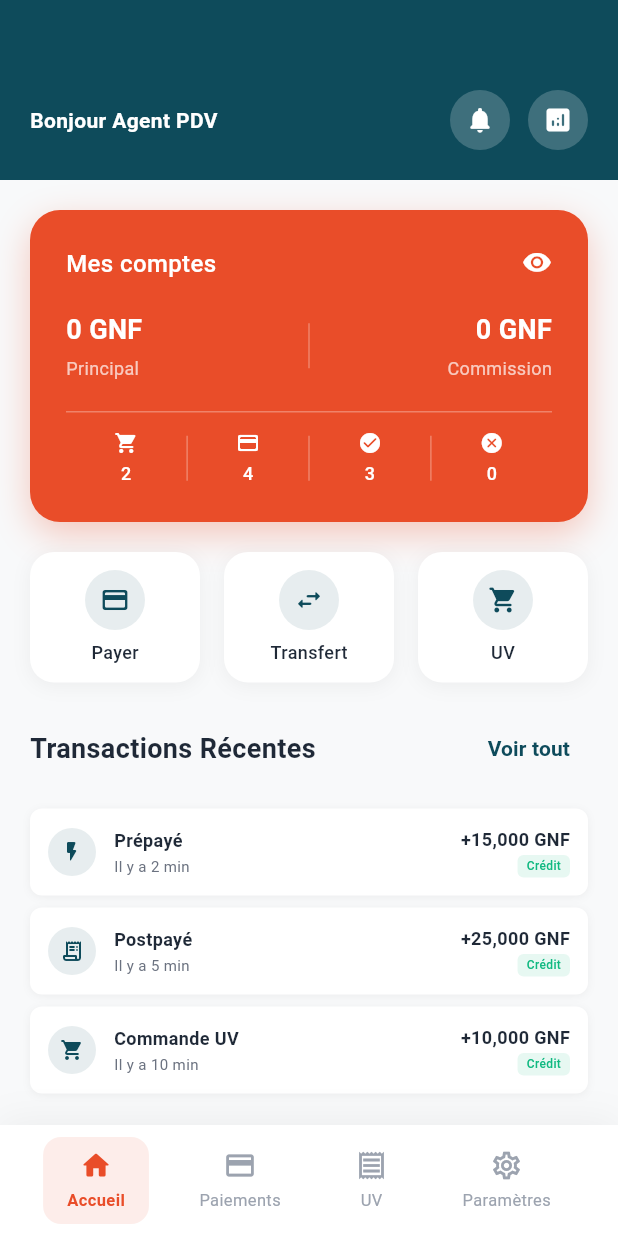
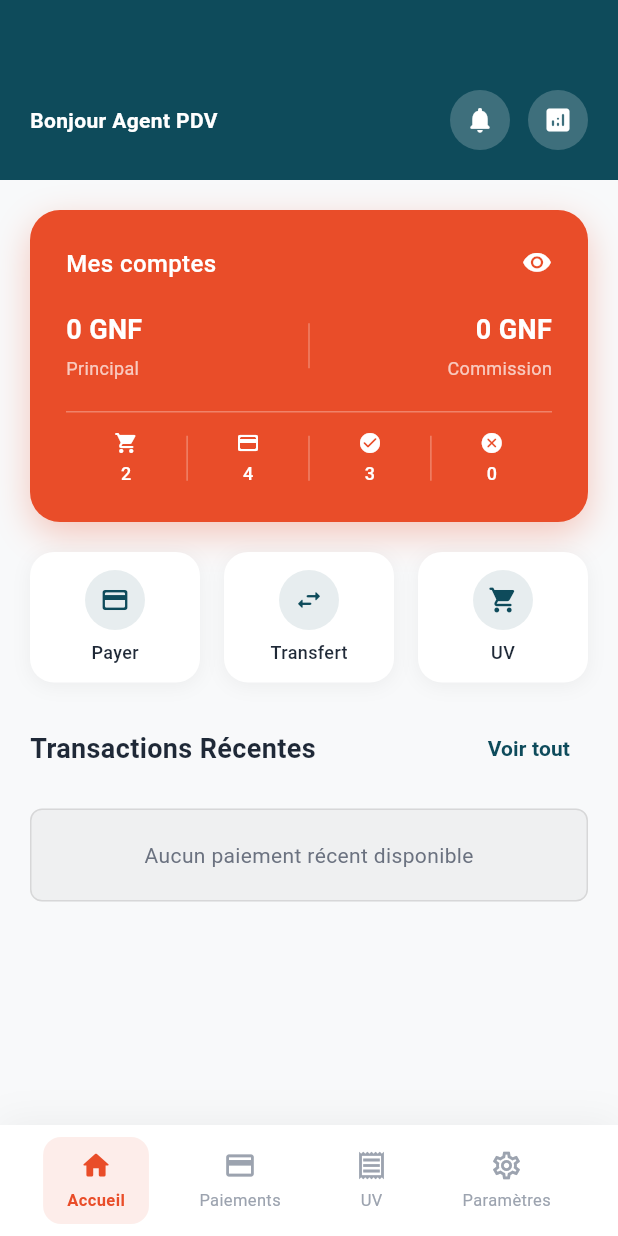
Before and after one commit to medchelios/pdv-baaf, a Flutter app: the HomeScreen screen opened by its route, on a phone screen of 412 x 824 dp. Run offline on Flutter 3.47's test engine with Material 3 defaults, Android fonts, the phone set to English and light mode, and no system bars; our stand-ins replace logger, shared_preferences; accounts and stored records are empty; network calls fail; Roboto replaces fonts that are missing (Futura).

Commit message:
Refactor RecentTransactions to StatefulWidget and enhance data handling: Transition RecentTransactions from StatelessWidget to StatefulWidget for improved state management and periodic refresh. Update transaction display logic to handle empty states and include additional transaction details, enhancing user experience.

```diff
--- a/lib/screens/home/widgets/recent_transactions.dart
+++ b/lib/screens/home/widgets/recent_transactions.dart
@@ -3,12 +3,35 @@ import '../../../constants/app_constants.dart';
 import '../../../services/user_data_service.dart';
 import '../../dashboard_screen.dart';
 
-class RecentTransactions extends StatelessWidget {
+class RecentTransactions extends StatefulWidget {
   const RecentTransactions({super.key});
 
   @override
+  State<RecentTransactions> createState() => _RecentTransactionsState();
+}
+
+class _RecentTransactionsState extends State<RecentTransactions> {
+  @override
+  void initState() {
+    super.initState();
+    // Forcer un rebuild périodique pour voir les changements
+    _startPeriodicRefresh();
+  }
+
+  void _startPeriodicRefresh() {
+    Future.delayed(const Duration(milliseconds: 500), () {
+      if (mounted) {
+        setState(() {});
+        _startPeriodicRefresh(); // Continue le refresh
+      }
+    });
+  }
+
+  @override
   Widget build(BuildContext context) {
-    final transactions = UserDataService().recentTransactions ?? _getDefaultTransactions();
+    final transactions = UserDataService().recentTransactions ?? [];
+    print('RecentTransactions - Build appelé avec ${transactions.length} transactions');
+    print('RecentTransactions - Données: $transactions');
 
     return Container(
       margin: const EdgeInsets.all(20),
@@ -47,110 +70,84 @@ class RecentTransactions extends StatelessWidget {
             ],
           ),
           const SizedBox(height: 16),
-                  ...transactions.take(5).map((transaction) => Padding(
-                    padding: const EdgeInsets.only(bottom: 8),
+          if (transactions.isEmpty)
+            Container(
+              padding: const EdgeInsets.all(20),
+              decoration: BoxDecoration(
+                color: Colors.grey.withValues(alpha: 0.1),
+                borderRadius: BorderRadius.circular(8),
+                border: Border.all(
+                  color: Colors.grey.withValues(alpha: 0.3),
+                  width: 1,
+                ),
+              ),
+              child: const Center(
+                child: Text(
+                  'Aucun paiement récent disponible',
+                  style: TextStyle(
+                    fontSize: 14,
+                    color: AppConstants.textSecondary,
+                  ),
+                ),
+              ),
+            )
+          else
+                    ...transactions.take(5).map((transaction) {
+                      print('RecentTransactions - Traitement transaction: $transaction');
+                      return Padding(
+                        padding: const EdgeInsets.only(bottom: 4),
                         child: _buildTransactionItem(
-                      icon: _getTransactionIcon(transaction['type'] ?? ''),
                           title: transaction['title'] ?? 'Paiement',
                           subtitle: transaction['subtitle'] ?? 'Récent',
                           amount: transaction['amount'] ?? '0 GNF',
-                      isPositive: transaction['isPositive'] ?? true,
                           reference: transaction['reference'],
                           period: transaction['period'],
+                          subscriberName: transaction['subscriber_name'],
+                          status: transaction['status'],
+                          statusLabel: transaction['status_label'],
                         ),
-                  )),
+                      );
+                    }),
         ],
       ),
     );
   }
 
-  List<Map<String, dynamic>> _getDefaultTransactions() {
-    return [
-      {
-        'type': 'prepaid',
-        'title': 'Prépayé',
-        'subtitle': 'Il y a 2 min',
-        'amount': '+15,000 GNF',
-        'isPositive': true,
-      },
-      {
-        'type': 'postpaid',
-        'title': 'Postpayé',
-        'subtitle': 'Il y a 5 min',
-        'amount': '+25,000 GNF',
-        'isPositive': true,
-      },
-      {
-        'type': 'uv_order',
-        'title': 'Commande UV',
-        'subtitle': 'Il y a 10 min',
-        'amount': '+10,000 GNF',
-        'isPositive': true,
-      },
-    ];
-  }
 
-  IconData _getTransactionIcon(String type) {
-    switch (type) {
-      case 'prepaid':
-        return Icons.flash_on_rounded;
-      case 'postpaid':
-        return Icons.receipt_long_rounded;
-      case 'uv_order':
-        return Icons.shopping_cart_rounded;
-      default:
-        return Icons.payment_rounded;
-    }
-  }
 
           Widget _buildTransactionItem({
-    required IconData icon,
             required String title,
             required String subtitle,
             required String amount,
-    required bool isPositive,
             String? reference,
             String? period,
+            String? subscriberName,
+            String? status,
+            String? statusLabel,
           }) {
             return GestureDetector(
               onTap: () {
                 // TODO: Afficher les détails du paiement
               },
               child: Container(
-        padding: const EdgeInsets.all(12),
+                padding: const EdgeInsets.symmetric(horizontal: 12, vertical: 8),
                 decoration: BoxDecoration(
                   color: Colors.white,
-          borderRadius: BorderRadius.circular(8),
-          boxShadow: [
-            BoxShadow(
-              color: Colors.black.withValues(alpha: 0.05),
-              blurRadius: 4,
-              offset: const Offset(0, 1),
+                  borderRadius: BorderRadius.circular(6),
+                  border: Border.all(
+                    color: Colors.grey.withValues(alpha: 0.2),
+                    width: 1,
                   ),
-          ],
                 ),
                 child: Row(
                   children: [
-            Container(
-              width: 32,
-              height: 32,
-              decoration: BoxDecoration(
-                color: AppConstants.brandBlue.withValues(alpha: 0.1),
-                borderRadius: BorderRadius.circular(16),
-              ),
-              child: Icon(
-                icon,
-                color: AppConstants.brandBlue,
-                size: 16,
-              ),
-            ),
-            const SizedBox(width: 12),
                     Expanded(
+                      flex: 2,
                       child: Column(
                         crossAxisAlignment: CrossAxisAlignment.start,
                         children: [
                           Text(
-                    title,
+                            subscriberName ?? title,
                             style: const TextStyle(
                               fontSize: 12,
                               fontWeight: FontWeight.w600,
@@ -167,16 +164,47 @@ class RecentTransactions extends StatelessWidget {
                               ),
                             ),
                           ],
+                        ],
+                      ),
+                    ),
+                    Expanded(
+                      flex: 1,
+                      child: Column(
+                        crossAxisAlignment: CrossAxisAlignment.center,
+                        children: [
+                          Text(
+                            amount,
+                            style: const TextStyle(
+                              fontSize: 12,
+                              fontWeight: FontWeight.bold,
+                              color: AppConstants.textPrimary,
+                            ),
+                          ),
                           if (period != null && period.isNotEmpty) ...[
                             const SizedBox(height: 2),
                             Text(
-                      'Période: $period',
+                              period,
                               style: const TextStyle(
                                 fontSize: 10,
                                 color: AppConstants.textSecondary,
                               ),
                             ),
                           ],
+                        ],
+                      ),
+                    ),
+                    Expanded(
+                      flex: 1,
+                      child: Column(
+                        crossAxisAlignment: CrossAxisAlignment.end,
+                        children: [
+                          Text(
+                            statusLabel ?? subtitle,
+                            style: const TextStyle(
+                              fontSize: 10,
+                              color: AppConstants.textSecondary,
+                            ),
+                          ),
                           const SizedBox(height: 2),
                           Text(
                             subtitle,
@@ -188,54 +216,6 @@ class RecentTransactions extends StatelessWidget {
                         ],
                       ),
                     ),
-            Column(
-              crossAxisAlignment: CrossAxisAlignment.end,
-              children: [
-                Text(
-                  amount,
-                  style: const TextStyle(
-                    fontSize: 12,
-                    fontWeight: FontWeight.bold,
-                    color: AppConstants.textPrimary,
-                  ),
-                ),
-                if (isPositive) ...[
-                  const SizedBox(height: 2),
-                  Container(
-                    padding: const EdgeInsets.symmetric(horizontal: 6, vertical: 2),
-                    decoration: BoxDecoration(
-                      color: AppConstants.successColor.withValues(alpha: 0.1),
-                      borderRadius: BorderRadius.circular(4),
-                    ),
-                    child: const Text(
-                      'Crédit',
-                      style: TextStyle(
-                        fontSize: 8,
-                        color: AppConstants.successColor,
-                        fontWeight: FontWeight.w500,
-                      ),
-                    ),
-                  ),
-                ] else ...[
-                  const SizedBox(height: 2),
-                  Container(
-                    padding: const EdgeInsets.symmetric(horizontal: 6, vertical: 2),
-                    decoration: BoxDecoration(
-                      color: AppConstants.errorColor.withValues(alpha: 0.1),
-                      borderRadius: BorderRadius.circular(4),
-                    ),
-                    child: const Text(
-                      'Débit',
-                      style: TextStyle(
-                        fontSize: 8,
-                        color: AppConstants.errorColor,
-                        fontWeight: FontWeight.w500,
-                      ),
-                    ),
-                  ),
-                ],
-              ],
-            ),
                   ],
                 ),
               ),
--- a/lib/services/user_data_service.dart
+++ b/lib/services/user_data_service.dart
@@ -74,6 +74,7 @@ class UserDataService {
     _lastTransactionsUpdate = DateTime.now();
     _saveTransactionsToCache();
     LoggerService.info('Transactions récentes mises à jour');
+    print('UserDataService - Transactions mises à jour: ${transactions.length} transactions');
   }
 
   /// Sauvegarder le solde en cache
```
Also changed, not shown: lib/services/home_data_loader.dart (+8 -0 lines), lib/services/payment_service.dart (+14 -0 lines). Lines whose indentation alone changed are shown as unchanged.
